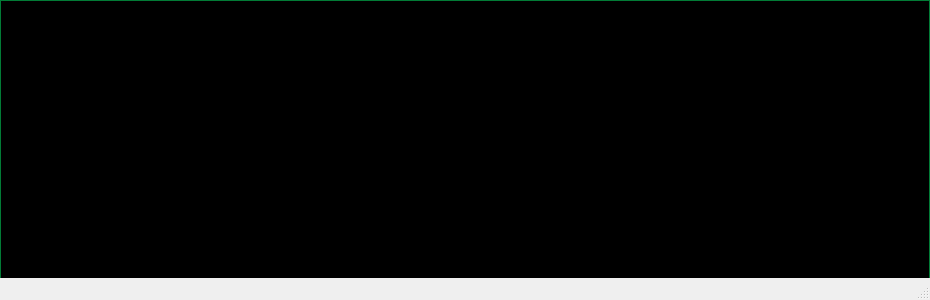
This is ui/pos/yeroth-erp-pointdevente-liststocks-window.ui in xnoumbissinoundou/yeroth-erp-3.0 as Qt 5 draws it before an edit. The edited form follows.
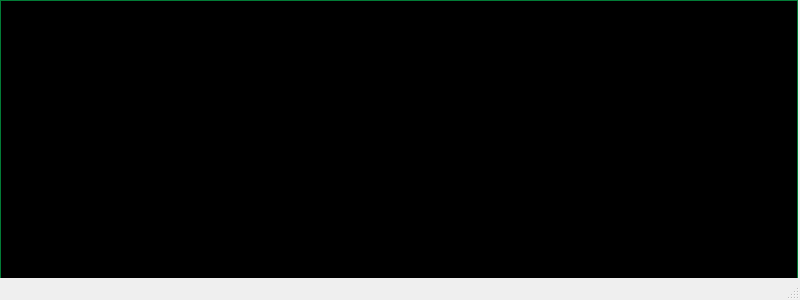
This is the edited form. Custom widgets are drawn as their Qt base class.

```diff
--- a/ui/pos/yeroth-erp-pointdevente-liststocks-window.ui
+++ b/ui/pos/yeroth-erp-pointdevente-liststocks-window.ui
@@ -9,7 +9,7 @@
    <rect>
     <x>0</x>
     <y>0</y>
-    <width>930</width>
+    <width>800</width>
     <height>300</height>
    </rect>
   </property>
@@ -22,7 +22,7 @@
      <rect>
       <x>0</x>
       <y>0</y>
-      <width>930</width>
+      <width>798</width>
       <height>299</height>
      </rect>
     </property>
```
Left out of the diff: 2 changed lines with no effect on the pictures.
